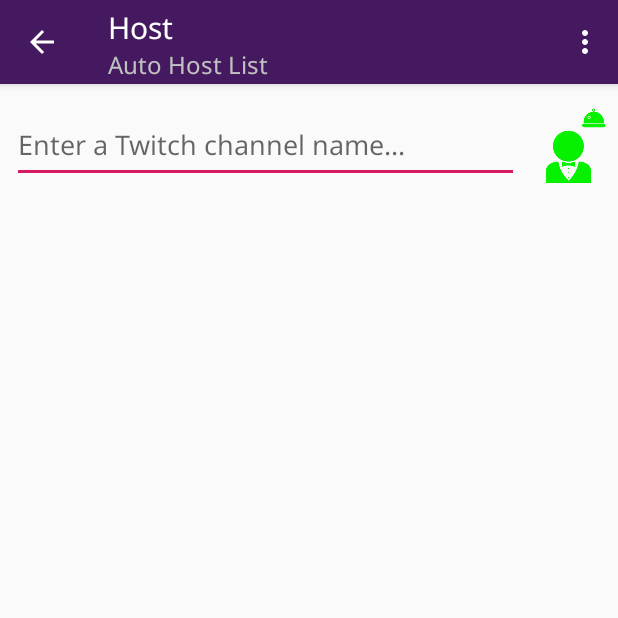
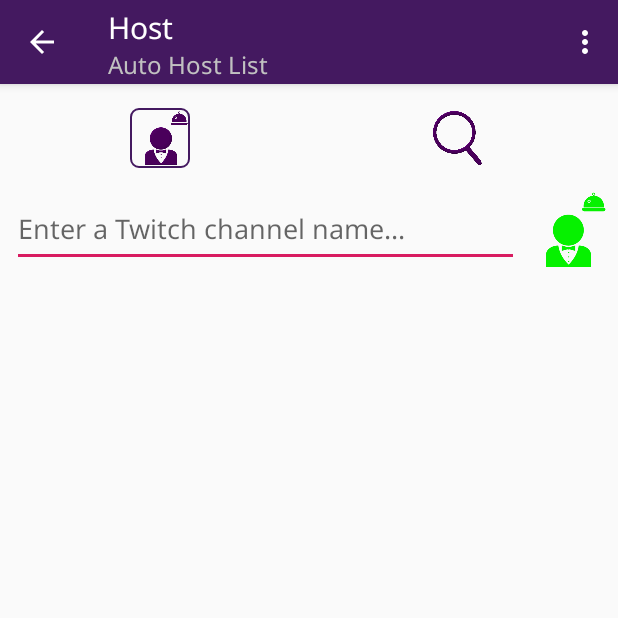
Before and after one commit to LethalMaus/StreamingYorkie, an Android app: the Host screen opened directly, with no data from a screen before it, on a phone screen of 412 x 824 dp, the top half of it. Run offline under Robolectric (Android 15) with nearby library versions, the phone set to English and light mode, and no system bars; our stand-ins replace Room's generated code, Volley; pictures from the network do not load.

Commit message:
Started auto hosts me list

```diff
--- a/streaming_yorkie/src/main/java/com/lethalmaus/streaming_yorkie/activity/Host.java
+++ b/streaming_yorkie/src/main/java/com/lethalmaus/streaming_yorkie/activity/Host.java
@@ -8,6 +8,7 @@ import android.view.Menu;
 import android.view.MenuItem;
 import android.view.View;
 import android.widget.EditText;
+import android.widget.ImageButton;
 import android.widget.ImageView;
 import android.widget.Toast;
 
@@ -47,6 +48,8 @@ public class Host extends AppCompatActivity implements StartDragListener {
     protected RecyclerView recyclerView;
     protected RecyclerView.LayoutManager layoutManager;
     private ItemTouchHelper touchHelper;
+    private EditText input;
+    private ImageView inputAction;
 
     //Timer between clicks to prevent multiple requests
     private long mLastClickTime = 0;
@@ -62,17 +65,65 @@ public class Host extends AppCompatActivity implements StartDragListener {
             getSupportActionBar().setSubtitle("Auto Host List");
         }
 
+        input = findViewById(R.id.hostInput);
+        inputAction = findViewById(R.id.hostButton);
+
         recyclerView = findViewById(R.id.hostList);
         this.weakRecyclerView =  new WeakReference<>(recyclerView);
         recyclerView.setHasFixedSize(true);
         layoutManager = new LinearLayoutManager(this);
         recyclerView.setLayoutManager(layoutManager);
+
+        final ImageButton autoHostButton = findViewById(R.id.page1);
+        autoHostButton.setOnClickListener(view -> {
+                    if (SystemClock.elapsedRealtime() - mLastClickTime > 3000) {
+                        mLastClickTime = SystemClock.elapsedRealtime();
+                        setupAutoHost();
+                    }
+                }
+        );
+        final ImageButton searchButton = findViewById(R.id.page2);
+        searchButton.setOnClickListener(view ->
+                {
+                    if (SystemClock.elapsedRealtime() - mLastClickTime > 3000) {
+                        mLastClickTime = SystemClock.elapsedRealtime();
+                        setupAutoHostSearch();
+                    }
+                }
+        );
+
         final HostAdapter hostAdapter = new HostAdapter(weakActivity, weakContext, weakRecyclerView, new ArrayList<>(), this);
         recyclerView.setAdapter(hostAdapter);
         ItemTouchHelper.Callback callback = new ItemMoveCallback(hostAdapter);
         touchHelper = new ItemTouchHelper(callback);
         touchHelper.attachToRecyclerView(recyclerView);
+        setupAutoHost();
+    }
 
+    private void setupAutoHostSearch() {
+        //TODO
+        //Load current list
+        findViewById(R.id.page1).setBackgroundResource(0);
+        findViewById(R.id.page2).setBackgroundResource(R.drawable.highlight_page_button);
+        if (getSupportActionBar() != null) {
+            getSupportActionBar().setSubtitle("Who auto hosts me?");
+        }
+        inputAction.setImageResource(R.drawable.search);
+        inputAction.setOnClickListener((View v) -> {
+            handleSearch(input);
+        });
+    }
+
+    private void setupAutoHost() {
+        findViewById(R.id.page2).setBackgroundResource(0);
+        findViewById(R.id.page1).setBackgroundResource(R.drawable.highlight_page_button);
+        if (getSupportActionBar() != null) {
+            getSupportActionBar().setSubtitle("Auto Host List");
+        }
+        inputAction.setImageResource(R.drawable.host);
+        inputAction.setOnClickListener((View v) -> {
+            handleNewHost(input);
+        });
         new Thread() {
             @Override
             public void run() {
@@ -82,12 +133,10 @@ public class Host extends AppCompatActivity implements StartDragListener {
                 }
             }
         }.start();
+    }
 
-        EditText hostInput = findViewById(R.id.hostInput);
-        ImageView newHost = findViewById(R.id.hostButton);
-        newHost.setOnClickListener((View v) -> {
-            handleNewHost(hostInput);
-        });
+    private void handleSearch(EditText hostInput) {
+        //TODO send request, add to db, display in adapter
     }
 
     private void handleNewHost(EditText hostInput) {
--- a/streaming_yorkie/src/main/java/com/lethalmaus/streaming_yorkie/entity/FollowingEntity.java
+++ b/streaming_yorkie/src/main/java/com/lethalmaus/streaming_yorkie/entity/FollowingEntity.java
@@ -23,7 +23,7 @@ public class FollowingEntity extends UserEntity {
      */
     public FollowingEntity(int id, String display_name, String logo, String created_at, boolean notifications, long last_updated, long excludeUntil) {
         super(id, display_name, logo, created_at, notifications, last_updated);
-        excludeUntil = this.excludeUntil;
+        this.excludeUntil = excludeUntil;
     }
 
     /**
--- a/streaming_yorkie/src/main/res/layout/host.xml
+++ b/streaming_yorkie/src/main/res/layout/host.xml
@@ -5,6 +5,42 @@
     xmlns:tools="http://schemas.android.com/tools"
     android:layout_width="match_parent"
     android:layout_height="match_parent">
+
+    <LinearLayout
+        android:id="@+id/linearLayout"
+        android:layout_width="0dp"
+        android:layout_height="40dp"
+        android:layout_marginTop="16dp"
+        android:layout_marginStart="8dp"
+        android:layout_marginEnd="8dp"
+        android:orientation="horizontal"
+        app:layout_constraintTop_toTopOf="parent"
+        app:layout_constraintEnd_toEndOf="parent"
+        app:layout_constraintStart_toStartOf="parent"
+        tools:layout_editor_absoluteY="56dp">
+
+        <ImageButton
+            android:id="@+id/page1"
+            android:layout_width="40dp"
+            android:layout_height="match_parent"
+            android:layout_weight="1"
+            android:padding="2dp"
+            android:background="@android:color/transparent"
+            android:contentDescription="@string/category"
+            android:scaleType="centerInside"
+            app:srcCompat="@drawable/host_menu" />
+
+        <ImageButton
+            android:id="@+id/page2"
+            android:layout_width="40dp"
+            android:layout_height="match_parent"
+            android:layout_weight="1"
+            android:padding="2dp"
+            android:background="@android:color/transparent"
+            android:contentDescription="@string/category"
+            android:scaleType="centerInside"
+            app:srcCompat="@drawable/search" />
+    </LinearLayout>
 
     <ImageButton
         android:id="@+id/hostButton"
@@ -16,8 +52,9 @@
         android:contentDescription="@string/menu_host"
         android:cropToPadding="false"
         android:scaleType="centerInside"
+        app:tint="#06f100"
         app:layout_constraintEnd_toEndOf="parent"
-        app:layout_constraintTop_toTopOf="parent"
+        app:layout_constraintTop_toBottomOf="@+id/linearLayout"
         app:srcCompat="@drawable/host" />
 
     <EditText
@@ -34,7 +71,7 @@
         android:textColor="#313131"
         app:layout_constraintEnd_toStartOf="@+id/hostButton"
         app:layout_constraintStart_toStartOf="parent"
-        app:layout_constraintTop_toTopOf="parent"
+        app:layout_constraintTop_toBottomOf="@+id/linearLayout"
         tools:targetApi="o" />
 
     <androidx.recyclerview.widget.RecyclerView
```
Also changed, not shown: streaming_yorkie/src/main/java/com/lethalmaus/streaming_yorkie/request/HostedByRequestHandler.java (deleted, +0 -39 lines), streaming_yorkie/src/main/java/com/lethalmaus/streaming_yorkie/request/HostingRequestHandler.java (deleted, +0 -39 lines), streaming_yorkie/src/main/res/drawable/search.webp (added).
